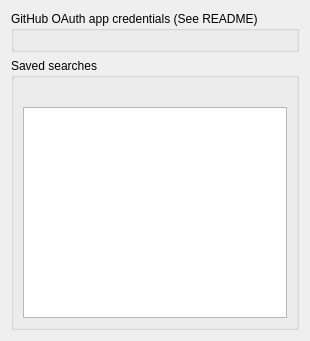
Old version of the form src/configwidget.ui in the repository albertlauncher/albert-plugin-github.
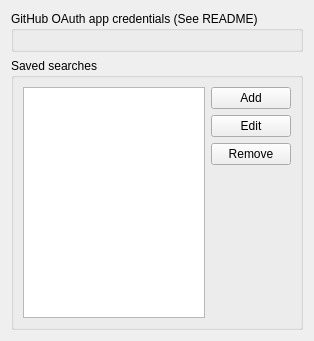
New version of the form.

Commit message: refactor: Centralize saved searches in plugin

Diff of the .ui file:
```diff
--- a/src/configwidget.ui
+++ b/src/configwidget.ui
@@ -6,7 +6,7 @@
    <rect>
     <x>0</x>
     <y>0</y>
-    <width>310</width>
+    <width>314</width>
     <height>341</height>
    </rect>
   </property>
@@ -26,6 +26,34 @@
      </property>
      <layout class="QVBoxLayout" name="verticalLayout_3">
       <item>
+       <layout class="QHBoxLayout" name="savedSearchesLayout">
+        <item>
+         <widget class="QListWidget" name="savedSearchesList"/>
+        </item>
+        <item>
+         <layout class="QVBoxLayout" name="savedSearchButtonsLayout">
+          <item>
+           <widget class="QPushButton" name="addSearchButton">
+            <property name="text">
+             <string>Add</string>
+            </property>
+           </widget>
+          </item>
+          <item>
+           <widget class="QPushButton" name="editSearchButton">
+            <property name="text">
+             <string>Edit</string>
+            </property>
+           </widget>
+          </item>
+          <item>
+           <widget class="QPushButton" name="removeSearchButton">
+            <property name="text">
+             <string>Remove</string>
+            </property>
+           </widget>
+          </item>
+          <item>
        <widget class="QLabel" name="label_seach_info">
         <property name="text">
          <string/>
@@ -36,23 +64,21 @@
        </widget>
       </item>
       <item>
-       <widget class="QTreeView" name="treeView">
-        <property name="alternatingRowColors">
-         <bool>true</bool>
-        </property>
-        <property name="indentation">
-         <number>10</number>
-        </property>
-        <property name="rootIsDecorated">
-         <bool>false</bool>
-        </property>
-        <property name="itemsExpandable">
-         <bool>false</bool>
-        </property>
-        <property name="expandsOnDoubleClick">
-         <bool>false</bool>
-        </property>
-       </widget>
+           <spacer name="searchButtonsSpacer">
+            <property name="orientation">
+             <enum>Qt::Orientation::Vertical</enum>
+            </property>
+            <property name="sizeHint" stdset="0">
+             <size>
+              <width>0</width>
+              <height>0</height>
+             </size>
+            </property>
+           </spacer>
+          </item>
+         </layout>
+        </item>
+       </layout>
       </item>
      </layout>
     </widget>
```
Lines whose indentation alone changed are shown as unchanged. The commit also changes 6 other files.
